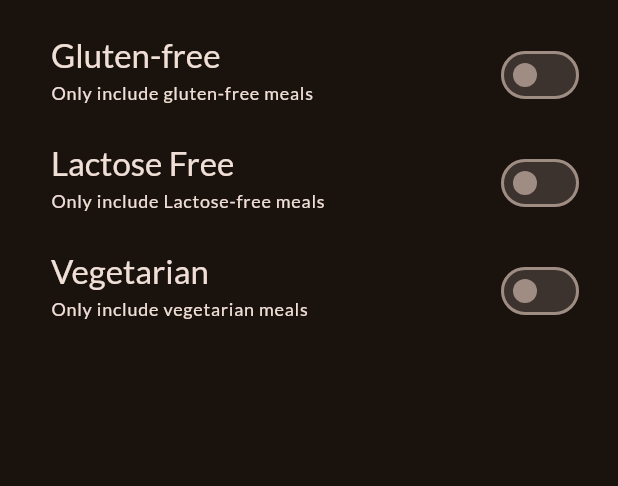
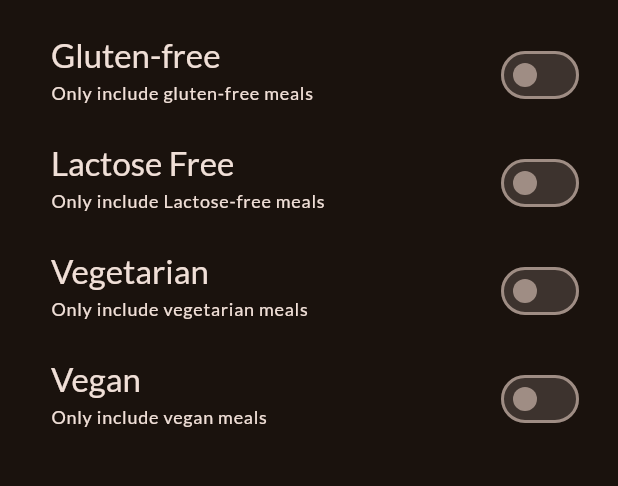
Before and after one commit to cyblogerz/Zippy-eats, a Flutter app: the FiltersScreen screen opened directly, on a phone screen of 412 x 824 dp, the part 63-549 px from its top. Run offline on Flutter 3.47's test engine with Material 2 defaults, Android fonts, the phone set to English and light mode, and no system bars; our stand-ins replace google_fonts, transparent_image.

Commit message:
Update filters.dart

```diff
--- a/lib/screens/filters.dart
+++ b/lib/screens/filters.dart
@@ -3,6 +3,8 @@ import 'package:flutter/src/widgets/framework.dart';
 import 'package:flutter/src/widgets/placeholder.dart';
 import 'package:zippy_eats/screens/tabs.dart';
 import 'package:zippy_eats/widgets/main_drawer.dart';
+
+enum Filer { glutenFree, lactoseFree, vegetarian, vegan }
 
 class FiltersScreen extends StatefulWidget {
   const FiltersScreen({super.key});
@@ -15,6 +17,7 @@ class _FiltersScreenState extends State<FiltersScreen> {
   var _glutenFreeSet = false;
   var _lactoseFreeSet = false;
   var _vegSet = false;
+  var _veganSet = false;
 
   @override
   Widget build(BuildContext context) {
@@ -26,7 +29,11 @@ class _FiltersScreenState extends State<FiltersScreen> {
         Navigator.of(context)
             .pushReplacement(MaterialPageRoute(builder: (ctx) => const Tabs()));
       }),
-      body: Column(
+      body: WillPopScope(
+        onWillPop: () async {
+          Navigator.of(context).pop({});
+        },
+        child: Column(
           children: [
             SwitchListTile(
               value: _glutenFreeSet,
@@ -94,7 +101,30 @@ class _FiltersScreenState extends State<FiltersScreen> {
               activeColor: Theme.of(context).colorScheme.tertiary,
               contentPadding: const EdgeInsets.only(left: 34, right: 22),
             ),
+            SwitchListTile(
+              value: _veganSet,
+              onChanged: (isChecked) {
+                setState(() {
+                  _veganSet = isChecked;
+                });
+              },
+              title: Text(
+                "Vegan",
+                style: Theme.of(context).textTheme.titleLarge!.copyWith(
+                      color: Theme.of(context).colorScheme.onBackground,
+                    ),
+              ),
+              subtitle: Text(
+                "Only include vegan meals",
+                style: Theme.of(context).textTheme.labelMedium!.copyWith(
+                      color: Theme.of(context).colorScheme.onBackground,
+                    ),
+              ),
+              activeColor: Theme.of(context).colorScheme.tertiary,
+              contentPadding: const EdgeInsets.only(left: 34, right: 22),
+            ),
           ],
+        ),
       ),
     );
   }
```
Lines whose indentation alone changed are shown as unchanged.
